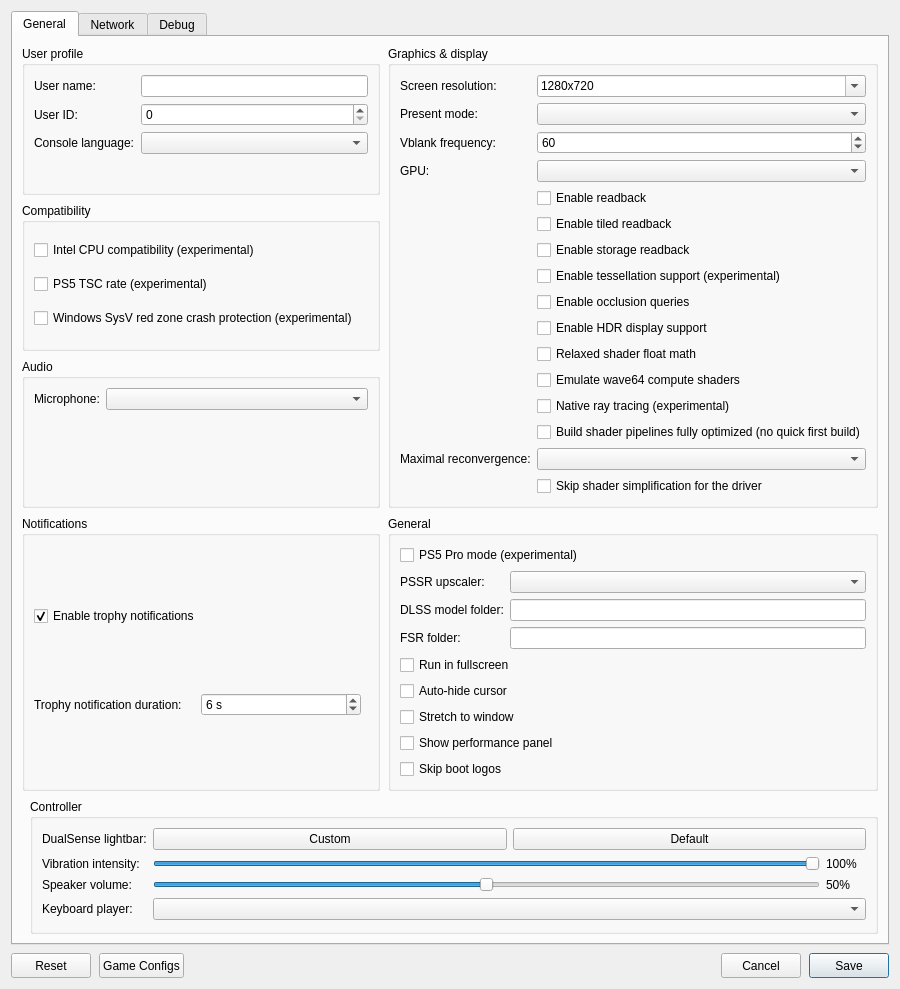
First picture: the form in src/launcher/forms/configuration_edit_dialog.ui, repository CarRamRod-963/KytyPS5, before the edit.
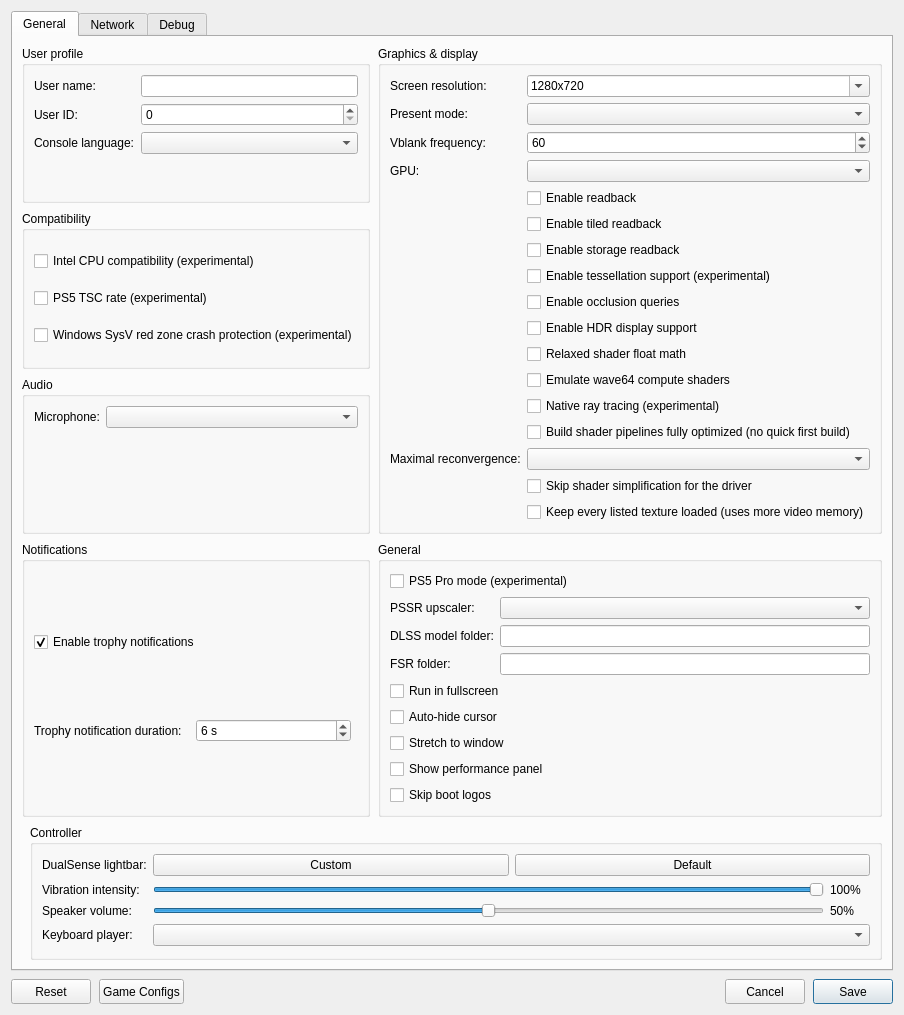
Second picture: the form after the edit. Custom widgets are drawn as their Qt base class.

Commit message:
launcher: add the setting to turn selection feedback off
A checkbox passes --no-selection-feedback to the emulator, so every
candidate texture of GPU-selected tables stays bound; saved as
no_selection_feedback.

```diff
--- a/src/launcher/forms/configuration_edit_dialog.ui
+++ b/src/launcher/forms/configuration_edit_dialog.ui
@@ -237,6 +237,12 @@
               <property name="text"><string>Skip shader simplification for the driver</string></property>
              </widget>
             </item>
+            <item row="17" column="1">
+             <widget class="QCheckBox" name="checkBox_no_selection_feedback">
+              <property name="toolTip"><string>Turn selection feedback off: every texture a shader's table lists stays loaded and bound, as in v0.1.9, instead of only the ones the GPU has used recently. Uses more video memory; meant for checking missing or flickering textures and fog glitches.</string></property>
+              <property name="text"><string>Keep every listed texture loaded (uses more video memory)</string></property>
+             </widget>
+            </item>
            </layout>
           </widget>
          </item>
```
The commit also changes 4 other files.
